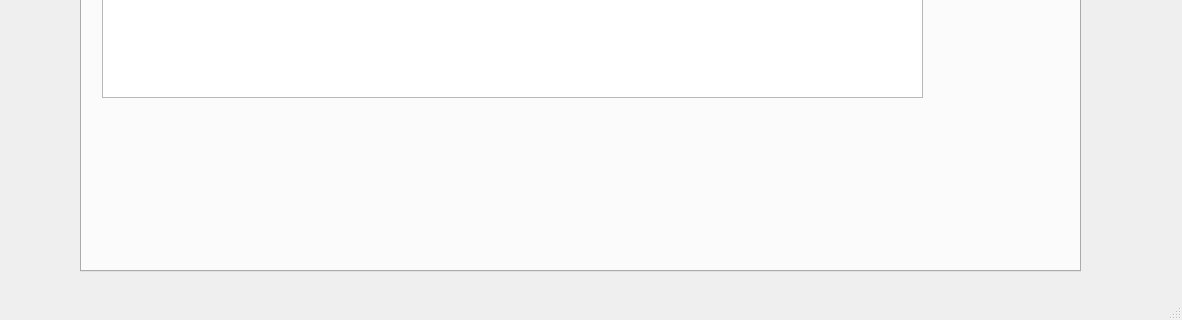
First picture: the form in rodriguezrodriguezrecupera/templates/venPrincipal.ui, repository lauri1604/rodriguezrodriguezrecupera, before the edit; both pictures show x 0 to 1182 and y 429 to 749 of the 1182 by 749 pixel window.
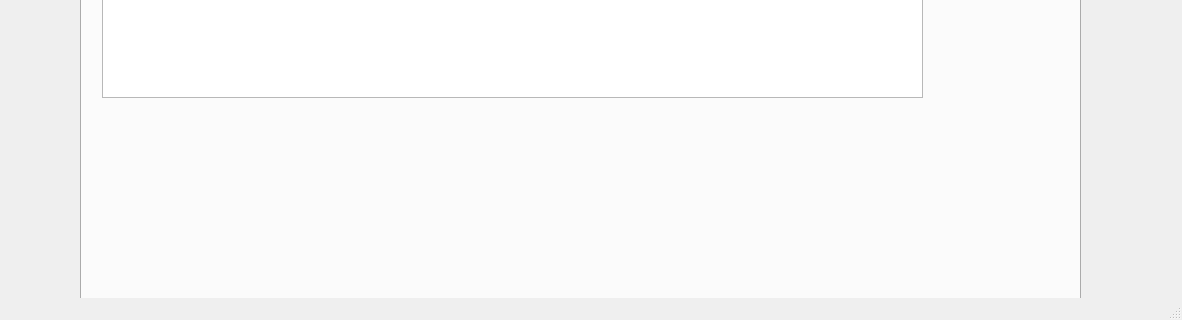
Second picture: the form after the edit.

Patch:
```diff
--- a/rodriguezrodriguezrecupera/templates/venPrincipal.ui
+++ b/rodriguezrodriguezrecupera/templates/venPrincipal.ui
@@ -20,14 +20,20 @@
       <x>80</x>
       <y>20</y>
       <width>1001</width>
-      <height>681</height>
+      <height>768</height>
      </rect>
     </property>
+    <property name="minimumSize">
+     <size>
+      <width>0</width>
+      <height>768</height>
+     </size>
+    </property>
     <widget class="QWidget" name="tab">
      <attribute name="title">
       <string>Tab 1</string>
      </attribute>
-     <widget class="QWidget" name="">
+     <widget class="QWidget" name="layoutWidget">
       <property name="geometry">
        <rect>
         <x>21</x>
@@ -323,7 +329,7 @@
        </item>
       </layout>
      </widget>
-     <widget class="QWidget" name="">
+     <widget class="QWidget" name="layoutWidget">
       <property name="geometry">
        <rect>
         <x>20</x>
```
Left out of the diff: 8 changed lines with no effect on the pictures.
